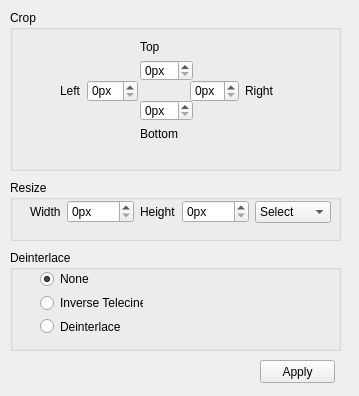
Above: videosettingswidget.ui from labyrinthofdreams/screenpicker before the change. Below: the same form after it.
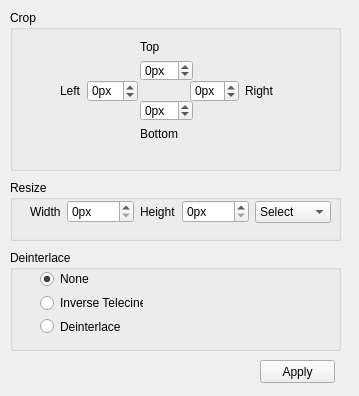
That is the form after the change.

Commit message: Add negative crop values to revert a crop - fixes #12

Diff of the .ui file:
```diff
--- a/videosettingswidget.ui
+++ b/videosettingswidget.ui
@@ -71,6 +71,9 @@
        <property name="suffix">
         <string>px</string>
        </property>
+       <property name="minimum">
+        <number>-999</number>
+       </property>
        <property name="maximum">
         <number>999</number>
        </property>
@@ -106,6 +109,9 @@
        <property name="suffix">
         <string>px</string>
        </property>
+       <property name="minimum">
+        <number>-999</number>
+       </property>
        <property name="maximum">
         <number>999</number>
        </property>
@@ -134,6 +140,9 @@
        <property name="suffix">
         <string>px</string>
        </property>
+       <property name="minimum">
+        <number>-999</number>
+       </property>
        <property name="maximum">
         <number>999</number>
        </property>
@@ -169,6 +178,9 @@
        <property name="suffix">
         <string>px</string>
        </property>
+       <property name="minimum">
+        <number>-999</number>
+       </property>
        <property name="maximum">
         <number>999</number>
        </property>
```
The commit also changes 1 other file.
